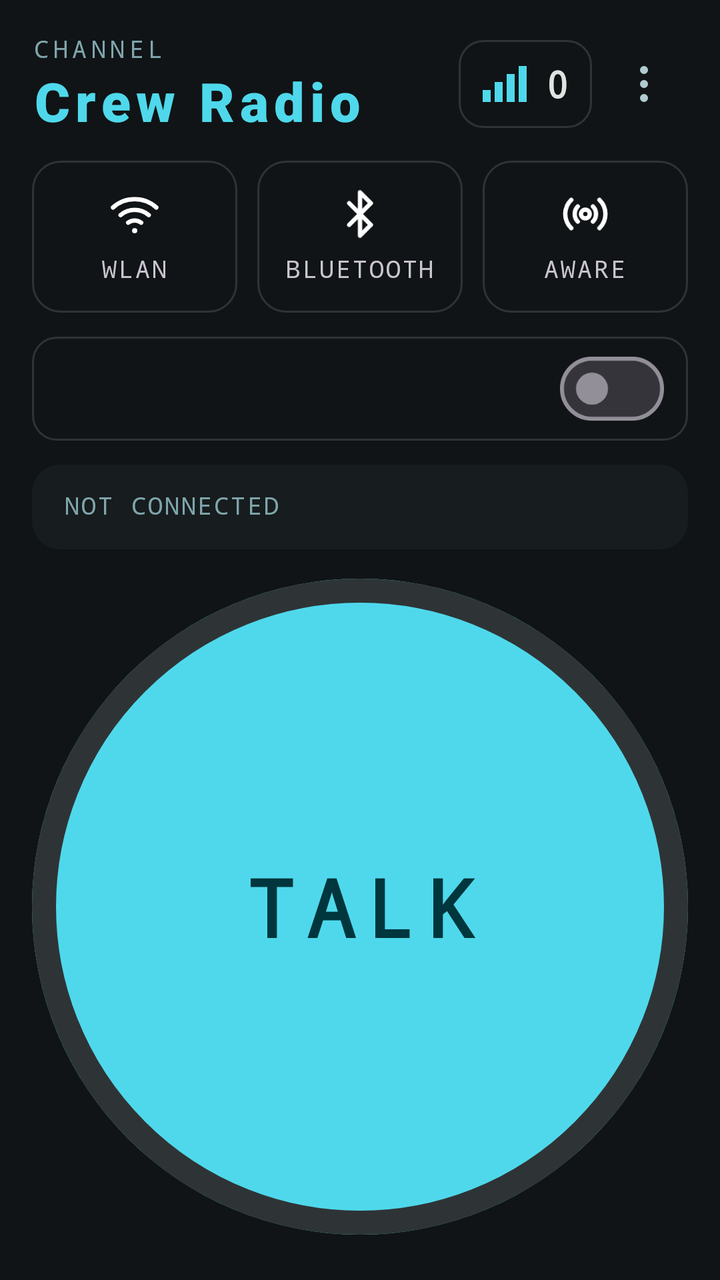
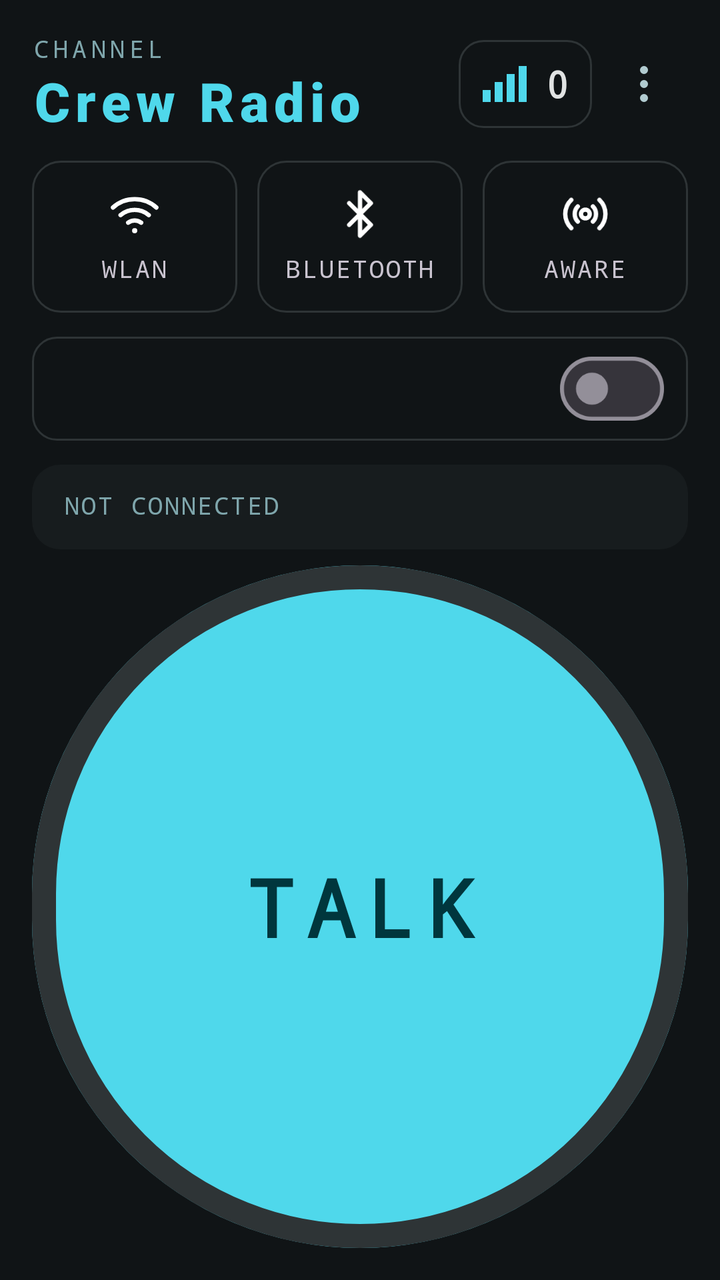

Compare the two renders of this Android layout. The source of the first and the diff that turns it into the second are given below.
<!-- AndroidManifest.xml: application theme Theme.PTT -->
<!-- res/layout/activity_main.xml -->
<?xml version="1.0" encoding="utf-8"?>
<LinearLayout xmlns:android="http://schemas.android.com/apk/res/android"
    xmlns:app="http://schemas.android.com/apk/res-auto"
    android:layout_width="match_parent"
    android:layout_height="match_parent"
    android:orientation="vertical"
    android:background="@color/surface"
    android:padding="16dp">

    
    <LinearLayout
        android:layout_width="match_parent"
        android:layout_height="wrap_content"
        android:orientation="horizontal"
        android:gravity="center_vertical">
        <LinearLayout
            android:layout_width="0dp"
            android:layout_weight="1"
            android:layout_height="wrap_content"
            android:orientation="vertical">
            <TextView
                android:layout_width="wrap_content"
                android:layout_height="wrap_content"
                android:text="@string/crew_channel"
                android:fontFamily="monospace"
                android:letterSpacing="0.18"
                android:textSize="12sp"
                android:textColor="@color/text_teal_dim" />
            <TextView
                android:id="@+id/crewName"
                android:layout_width="wrap_content"
                android:layout_height="wrap_content"
                android:text="@string/app_name"
                android:fontFamily="sans-serif-black"
                android:letterSpacing="0.1"
                android:textSize="27sp"
                android:textColor="@color/primary"
                android:maxLines="1"
                android:ellipsize="end"
                android:layout_marginEnd="8dp" />
        </LinearLayout>
        <LinearLayout
            android:id="@+id/peersBox"
            android:layout_width="wrap_content"
            android:layout_height="44dp"
            android:orientation="horizontal"
            android:gravity="center_vertical"
            android:paddingStart="12dp"
            android:paddingEnd="12dp"
            android:background="@drawable/bg_outline">
            <ImageView
                android:layout_width="22dp"
                android:layout_height="18dp"
                android:src="@drawable/ic_signal"
                app:tint="@color/primary"
                android:contentDescription="@null" />
            <TextView
                android:id="@+id/peerCount"
                android:layout_width="wrap_content"
                android:layout_height="wrap_content"
                android:layout_marginStart="10dp"
                android:text="0"
                android:fontFamily="monospace"
                android:textStyle="bold"
                android:textSize="18sp"
                android:textColor="@color/text" />
        </LinearLayout>
        <ImageButton
            android:id="@+id/menuButton"
            android:layout_width="44dp"
            android:layout_height="44dp"
            android:layout_marginStart="4dp"
            android:src="@drawable/ic_more_vert"
            app:tint="@color/secondary"
            android:background="?attr/selectableItemBackgroundBorderless"
            android:contentDescription="@string/menu_settings" />
    </LinearLayout>

    
    <LinearLayout
        android:layout_width="match_parent"
        android:layout_height="76dp"
        android:layout_marginTop="12dp"
        android:orientation="horizontal">
        <LinearLayout
            android:id="@+id/tileLan"
            android:layout_width="0dp"
            android:layout_weight="1"
            android:layout_height="match_parent"
            android:orientation="vertical"
            android:gravity="center"
            android:background="@drawable/bg_tile_off">
            <ImageView android:id="@+id/tileLanIcon" android:layout_width="26dp" android:layout_height="26dp" android:src="@drawable/ic_wifi" android:contentDescription="@null" />
            <TextView android:id="@+id/tileLanLabel" android:layout_width="wrap_content" android:layout_height="wrap_content" android:layout_marginTop="6dp" android:text="@string/tile_lan" android:fontFamily="monospace" android:letterSpacing="0.08" android:textSize="12sp" />
        </LinearLayout>
        <LinearLayout
            android:id="@+id/tileBt"
            android:layout_width="0dp"
            android:layout_weight="1"
            android:layout_height="match_parent"
            android:layout_marginStart="10dp"
            android:orientation="vertical"
            android:gravity="center"
            android:background="@drawable/bg_tile_off">
            <ImageView android:id="@+id/tileBtIcon" android:layout_width="26dp" android:layout_height="26dp" android:src="@drawable/ic_bluetooth" android:contentDescription="@null" />
            <TextView android:id="@+id/tileBtLabel" android:layout_width="wrap_content" android:layout_height="wrap_content" android:layout_marginTop="6dp" android:text="@string/tile_bt" android:fontFamily="monospace" android:letterSpacing="0.08" android:textSize="12sp" />
        </LinearLayout>
        <LinearLayout
            android:id="@+id/tileAware"
            android:layout_width="0dp"
            android:layout_weight="1"
            android:layout_height="match_parent"
            android:layout_marginStart="10dp"
            android:orientation="vertical"
            android:gravity="center"
            android:background="@drawable/bg_tile_off">
            <ImageView android:id="@+id/tileAwareIcon" android:layout_width="26dp" android:layout_height="26dp" android:src="@drawable/ic_aware" android:contentDescription="@null" />
            <TextView android:id="@+id/tileAwareLabel" android:layout_width="wrap_content" android:layout_height="wrap_content" android:layout_marginTop="6dp" android:text="@string/tile_aware" android:fontFamily="monospace" android:letterSpacing="0.08" android:textSize="12sp" />
        </LinearLayout>
    </LinearLayout>

    
    <TextView
        android:id="@+id/peerButton"
        android:layout_width="match_parent"
        android:layout_height="48dp"
        android:layout_marginTop="12dp"
        android:gravity="center_vertical"
        android:paddingStart="16dp"
        android:paddingEnd="16dp"
        android:fontFamily="monospace"
        android:letterSpacing="0.06"
        android:textSize="13sp"
        android:textColor="@color/secondary"
        android:maxLines="1"
        android:ellipsize="end"
        android:background="@drawable/bg_outline"
        android:visibility="gone" />

    
    <LinearLayout
        android:id="@+id/channelRow"
        android:layout_width="match_parent"
        android:layout_height="52dp"
        android:layout_marginTop="12dp"
        android:orientation="horizontal"
        android:gravity="center_vertical"
        android:paddingStart="16dp"
        android:paddingEnd="12dp"
        android:background="@drawable/bg_outline"
        android:clickable="true"
        android:focusable="true">
        <TextView
            android:id="@+id/channelState"
            android:layout_width="0dp"
            android:layout_weight="1"
            android:layout_height="wrap_content"
            android:fontFamily="monospace"
            android:letterSpacing="0.08"
            android:textSize="13sp"
            android:textColor="@color/text_dim"
            android:maxLines="1"
            android:ellipsize="end" />
        <com.google.android.material.materialswitch.MaterialSwitch
            android:id="@+id/channelSwitch"
            android:layout_width="wrap_content"
            android:layout_height="wrap_content"
            android:layout_marginStart="12dp" />
    </LinearLayout>

    
    <LinearLayout
        android:layout_width="match_parent"
        android:layout_height="wrap_content"
        android:layout_marginTop="12dp"
        android:orientation="vertical"
        android:paddingStart="16dp"
        android:paddingEnd="16dp"
        android:paddingTop="12dp"
        android:paddingBottom="10dp"
        android:background="@drawable/bg_card">
        <LinearLayout
            android:layout_width="match_parent"
            android:layout_height="wrap_content"
            android:orientation="horizontal"
            android:gravity="center_vertical">
            <TextView
                android:id="@+id/status"
                android:layout_width="0dp"
                android:layout_weight="1"
                android:layout_height="wrap_content"
                android:text="@string/status_idle"
                android:fontFamily="monospace"
                android:letterSpacing="0.08"
                android:textSize="12sp"
                android:textColor="@color/text_teal_dim"
                android:maxLines="2"
                android:ellipsize="end" />
            <TextView
                android:id="@+id/aboard"
                android:layout_width="wrap_content"
                android:layout_height="wrap_content"
                android:layout_marginStart="12dp"
                android:fontFamily="monospace"
                android:letterSpacing="0.16"
                android:textSize="12sp"
                android:textColor="@color/text_teal_dim" />
        </LinearLayout>
        <LinearLayout
            android:id="@+id/crewList"
            android:layout_width="match_parent"
            android:layout_height="wrap_content"
            android:layout_marginTop="4dp"
            android:orientation="vertical" />
    </LinearLayout>

    
    <androidx.constraintlayout.widget.ConstraintLayout
        android:layout_width="match_parent"
        android:layout_height="0dp"
        android:layout_weight="1"
        android:layout_marginTop="8dp">
        <com.google.android.material.button.MaterialButton
            android:id="@+id/pttButton"
            android:layout_width="0dp"
            android:layout_height="0dp"
            android:insetTop="0dp"
            android:insetBottom="0dp"
            android:insetLeft="0dp"
            android:insetRight="0dp"
            android:fontFamily="monospace"
            android:textSize="40sp"
            android:letterSpacing="0.14"
            android:textStyle="bold"
            android:textAlignment="center"
            android:text="@string/ptt_talk"
            app:shapeAppearanceOverlay="@style/ShapeAppearance.PTT.Circle"
            app:strokeWidth="12dp"
            app:strokeColor="@color/outline"
            app:backgroundTint="@color/primary"
            android:textColor="@color/on_primary"
            app:layout_constraintDimensionRatio="1:1"
            app:layout_constraintWidth_percent="1.0"
            app:layout_constraintTop_toTopOf="parent"
            app:layout_constraintBottom_toBottomOf="parent"
            app:layout_constraintStart_toStartOf="parent"
            app:layout_constraintEnd_toEndOf="parent" />
    </androidx.constraintlayout.widget.ConstraintLayout>
</LinearLayout>
<!-- resources referenced by this layout -->
<resources>
  <color name="on_primary">#00363D</color>
  <color name="outline">#2E3436</color>
  <color name="primary">#4FD8EB</color>
  <color name="secondary">#B1CBD0</color>
  <color name="surface">#101416</color>
  <color name="text">#E1E3E3</color>
  <color name="text_dim">#899294</color>
  <color name="text_teal_dim">#7FA6AC</color>
  <!-- drawable bg_card (drawable) -->
  <?xml version="1.0" encoding="utf-8"?>
  <shape xmlns:android="http://schemas.android.com/apk/res/android" android:shape="rectangle">
      <corners android:radius="14dp" />
      <solid android:color="@color/surface_card" />
  </shape>
  <!-- drawable bg_outline (drawable) -->
  <?xml version="1.0" encoding="utf-8"?>
  <shape xmlns:android="http://schemas.android.com/apk/res/android" android:shape="rectangle">
      <corners android:radius="12dp" />
      <stroke android:width="1dp" android:color="@color/outline" />
      <solid android:color="@android:color/transparent" />
  </shape>
  <!-- drawable bg_tile_off (drawable) -->
  <?xml version="1.0" encoding="utf-8"?>
  <shape xmlns:android="http://schemas.android.com/apk/res/android" android:shape="rectangle">
      <corners android:radius="14dp" />
      <stroke android:width="1dp" android:color="@color/outline" />
      <solid android:color="@android:color/transparent" />
  </shape>
  <!-- drawable ic_bluetooth (drawable) -->
  <?xml version="1.0" encoding="utf-8"?>
  <vector xmlns:android="http://schemas.android.com/apk/res/android"
      android:width="24dp" android:height="24dp" android:viewportWidth="24" android:viewportHeight="24">
      <path android:pathData="M7,7 L17,17 L12,22 L12,2 L17,7 L7,17" android:strokeColor="#FFFFFFFF" android:strokeWidth="2" android:strokeLineCap="round" android:strokeLineJoin="round" android:fillColor="#00000000" />
  </vector>
  <!-- drawable ic_more_vert (drawable) -->
  <?xml version="1.0" encoding="utf-8"?>
  <vector xmlns:android="http://schemas.android.com/apk/res/android"
      android:width="24dp" android:height="24dp" android:viewportWidth="24" android:viewportHeight="24">
      <path android:pathData="M12,3 A2,2 0 1 1 12,7 A2,2 0 1 1 12,3 Z" android:fillColor="#FFFFFFFF" />
      <path android:pathData="M12,10 A2,2 0 1 1 12,14 A2,2 0 1 1 12,10 Z" android:fillColor="#FFFFFFFF" />
      <path android:pathData="M12,17 A2,2 0 1 1 12,21 A2,2 0 1 1 12,17 Z" android:fillColor="#FFFFFFFF" />
  </vector>
  <!-- drawable ic_signal (drawable) -->
  <?xml version="1.0" encoding="utf-8"?>
  <vector xmlns:android="http://schemas.android.com/apk/res/android"
      android:width="22dp" android:height="18dp" android:viewportWidth="22" android:viewportHeight="18">
      <path android:pathData="M0,12 h4 v6 h-4 z" android:fillColor="#FFFFFFFF" />
      <path android:pathData="M6,8 h4 v10 h-4 z" android:fillColor="#FFFFFFFF" />
      <path android:pathData="M12,4 h4 v14 h-4 z" android:fillColor="#FFFFFFFF" />
      <path android:pathData="M18,0 h4 v18 h-4 z" android:fillColor="#FFFFFFFF" />
  </vector>
  <string name="app_name">Crew Radio</string>
  <string name="crew_channel">CHANNEL</string>
  <string name="menu_settings">Settings</string>
  <string name="ptt_talk">TALK</string>
  <string name="status_idle">NOT CONNECTED</string>
  <string name="tile_aware">AWARE</string>
  <string name="tile_bt">BLUETOOTH</string>
  <string name="tile_lan">WLAN</string>
  <style name="ShapeAppearance.PTT.Circle" parent="ShapeAppearance.Material3.Corner.Full">
          <item name="cornerFamily">rounded</item>
          <item name="cornerSize">50%</item>
      </style>
  <color name="surface_card">#171C1E</color>
  <color name="primary_container">#004F58</color>
  <color name="on_primary_container">#97F0FF</color>
  <color name="on_secondary">#1C3439</color>
  <color name="secondary_container">#334B4F</color>
  <color name="on_secondary_container">#CDE7EC</color>
  <color name="error">#FFB4AB</color>
  <color name="on_error">#690005</color>
  <!-- unchanged entries left out for length: 3 -->
</resources>

<!-- the commit's change to res/layout/activity_main.xml (unified diff, before → after) -->
@@ -216,6 +216,7 @@
 
     
     <androidx.constraintlayout.widget.ConstraintLayout
+        android:id="@+id/talkArea"
         android:layout_width="match_parent"
         android:layout_height="0dp"
         android:layout_weight="1"
@@ -239,8 +240,6 @@
             app:strokeColor="@color/outline"
             app:backgroundTint="@color/primary"
             android:textColor="@color/on_primary"
-            app:layout_constraintDimensionRatio="1:1"
-            app:layout_constraintWidth_percent="1.0"
             app:layout_constraintTop_toTopOf="parent"
             app:layout_constraintBottom_toBottomOf="parent"
             app:layout_constraintStart_toStartOf="parent"
